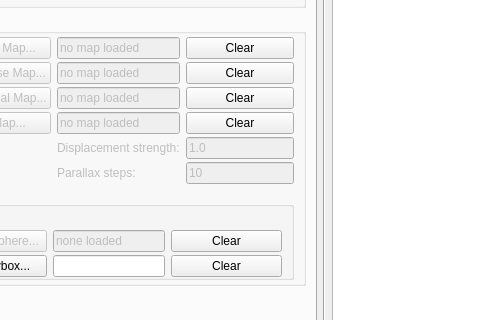
TomClabault/RayTracerCPP, file tp2/projets/QT/mainwindow.ui: the form before one commit; both pictures show x 226 to 706 and y 195 to 515 of the 1168 by 746 pixel window.
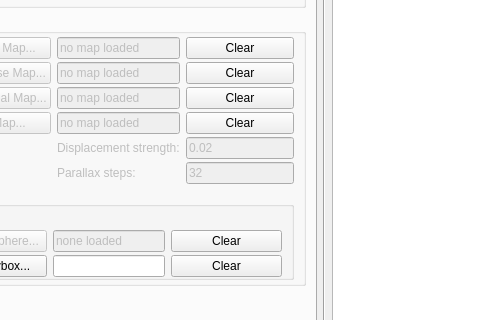
The form after the commit. The open tabs and pages were chosen to show the change.

What changed in the file:
```diff
--- a/tp2/projets/QT/mainwindow.ui
+++ b/tp2/projets/QT/mainwindow.ui
@@ -896,7 +896,7 @@
                   </sizepolicy>
                  </property>
                  <property name="text">
-                  <string>1.0</string>
+                  <string>0.02</string>
                  </property>
                 </widget>
                </item>
@@ -1314,7 +1314,7 @@
                   </sizepolicy>
                  </property>
                  <property name="text">
-                  <string>10</string>
+                  <string>32</string>
                  </property>
                 </widget>
                </item>
```
Left out of the diff: 2 changed lines with no effect on the pictures.
